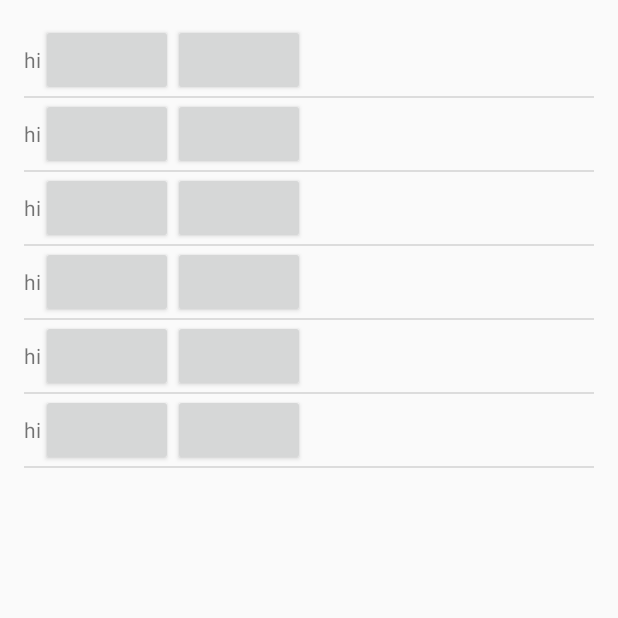
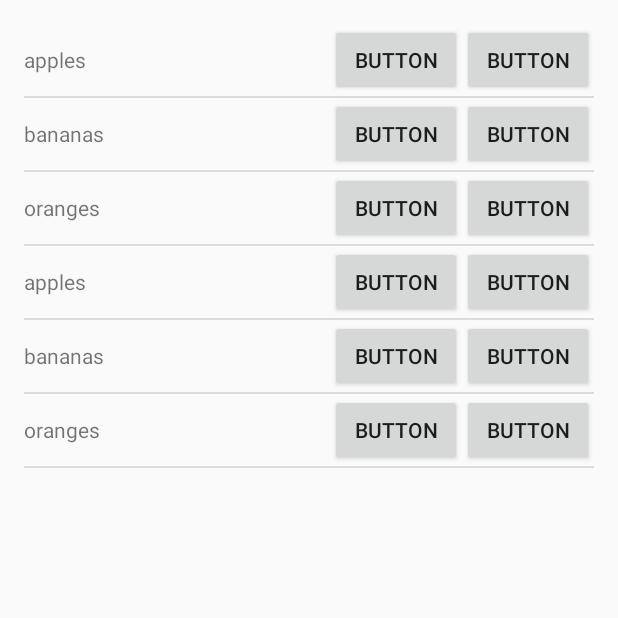
Before and after one commit to SPK44/culinarycomrade, an Android app: the inventory screen opened directly, with no data from a screen before it, on a phone screen of 412 x 824 dp, the top half of it. Run offline under Robolectric (Android 15) with nearby library versions, the phone set to English and light mode, and no system bars; libraries missing offline, so code that uses them is left out: com.readystatesoftware.sqliteasset.

Commit message:
Continues implementing ingredientView, it now has basic functionality and can have its name set at will. The buttons are nonfunctional right now

```diff
--- a/app/src/main/java/com/uri/team21/culinarycommrade/ingredientAdapter.java
+++ b/app/src/main/java/com/uri/team21/culinarycommrade/ingredientAdapter.java
@@ -19,7 +19,7 @@ import java.util.ArrayList;
 
 public class ingredientAdapter extends ArrayAdapter<ingredientView> {
 
-    ArrayList<ingredientView> ingredients = new ArrayList<>();
+    private ArrayList<ingredientView> ingredients = new ArrayList<>();
     private Context mContext;
     private ArrayList<String> ingredNames;
 
@@ -28,6 +28,7 @@ public class ingredientAdapter extends ArrayAdapter<ingredientView> {
         super(context, textViewResourceId, objects);
         mContext = context;
         System.out.println(objects);
+        ingredients = objects;
     }
 
     @Override
@@ -35,18 +36,22 @@ public class ingredientAdapter extends ArrayAdapter<ingredientView> {
         ingredientView view;
         View v = convertView;
 
+        System.out.println(convertView);
+
         if(convertView == null){
-            view = new ingredientView(mContext);
-        } else {
-            view = (ingredientView) convertView;
+            LayoutInflater inflater = (LayoutInflater) mContext.getSystemService(Context.LAYOUT_INFLATER_SERVICE);
+            convertView = inflater.inflate(R.layout.ingredientlayout, parent, false);
         }
 
         LayoutInflater inflater = (LayoutInflater) getContext().getSystemService(Context.LAYOUT_INFLATER_SERVICE);
         //v = inflater.inflate(R.layout.ingredientlayout, null);
-        view.setIngredientName("hi");
-        //TextView textView = (TextView) view.findViewById(R.id.textView);
-        //Button shop = (Button) v.findViewById(R.id.button);
-        //textView.setText(ingredients.get(position).getName());
-        return view;
+        //view.setIngredientName("hi");
+        TextView ingName = (TextView) convertView.findViewById(R.id.ingName);
+        Button inventBut = (Button) convertView.findViewById(R.id.inventBut);
+        Button shopBut = (Button) convertView.findViewById(R.id.shopBut);
+        ingName.setText(ingredients.get(position).getName());
+
+
+        return convertView;
     }
 }
--- a/app/src/main/java/com/uri/team21/culinarycommrade/ingredientView.java
+++ b/app/src/main/java/com/uri/team21/culinarycommrade/ingredientView.java
@@ -27,8 +27,8 @@ public class ingredientView extends LinearLayout {
         addView(inventoryButton);
         addView(shoppingButton);
 
-        id = "unset";
-        setIngredientName(id);
+        id = "unsety";
+        setName(id);
 
         DataAccessor dataAccess = new DataAccessor(this.getContext());
     }
@@ -44,7 +44,7 @@ public class ingredientView extends LinearLayout {
         addView(shoppingButton);
 
         id = name;
-        setIngredientName(id);
+        setName(id);
 
         DataAccessor dataAccess = new DataAccessor(this.getContext());
     }
@@ -65,11 +65,7 @@ public class ingredientView extends LinearLayout {
     }
 
     public void inventoryClick(){
-        setIngredientName("butt");
+        setName("click");
     }
 
-    public void setIngredientName(String name){
-        id = name;
-        ingredientName.setText(id);
-    }
 }
--- a/app/src/main/java/com/uri/team21/culinarycommrade/inventory.java
+++ b/app/src/main/java/com/uri/team21/culinarycommrade/inventory.java
@@ -22,8 +22,8 @@ public class inventory extends ListActivity {
     public void onCreate(Bundle savedInstanceState) {
         super.onCreate(savedInstanceState);
         setContentView(R.layout.activity_inventory);
-        List_file = new ArrayList<ingredientView>();
-        list_file_names = new ArrayList<String>();
+        List_file = new ArrayList<>();
+
         list = (ListView) findViewById(android.R.id.list);
         CreateListView();
     }
@@ -41,9 +41,9 @@ public class inventory extends ListActivity {
         for (int i = 0; i < inventory.size(); i++) {
             String ingredient = inventory.get(i);
             //TODO: make ingredientViews to add to list
-            ingredientView ingredientView = new ingredientView(this, ingredient);
+            ingredientView ingredientViewAdd = new ingredientView(this, ingredient);
             if(!(ingredient.equals("null"))) {
-                List_file.add(ingredientView);
+                List_file.add(ingredientViewAdd);
                 Log.d(TAG, "adding " + ingredient + " to list_file");
             }
         }
--- a/app/src/main/res/layout/ingredientlayout.xml
+++ b/app/src/main/res/layout/ingredientlayout.xml
@@ -1,24 +1,24 @@
 <?xml version="1.0" encoding="utf-8"?>
 <LinearLayout xmlns:android="http://schemas.android.com/apk/res/android"
-    android:orientation="vertical" android:layout_width="match_parent"
+    android:orientation="horizontal" android:layout_width="match_parent"
     android:layout_height="match_parent"
-    android:id="@+id/listy">
-
+    android:id="@+id/list">
     <TextView
         android:text="TextView"
-        android:layout_width="match_parent"
-        android:layout_height="wrap_content"
-        android:id="@+id/ingName" />
+        android:layout_width="106dp"
+        android:layout_height="44dp"
+        android:id="@+id/ingName"
+        android:layout_weight="1" />
 
     <Button
         android:text="Button"
-        android:layout_width="match_parent"
+        android:layout_width="wrap_content"
         android:layout_height="wrap_content"
         android:id="@+id/inventBut" />
 
     <Button
         android:text="Button"
-        android:layout_width="match_parent"
+        android:layout_width="wrap_content"
         android:layout_height="wrap_content"
         android:id="@+id/shopBut" />
 </LinearLayout>
```
Also changed, not shown: app/src/main/java/com/uri/team21/culinarycommrade/shoppinglist.java (+11 -11 lines), app/src/main/res/layout/activity_shoppinglist.xml (+6 -5 lines).
